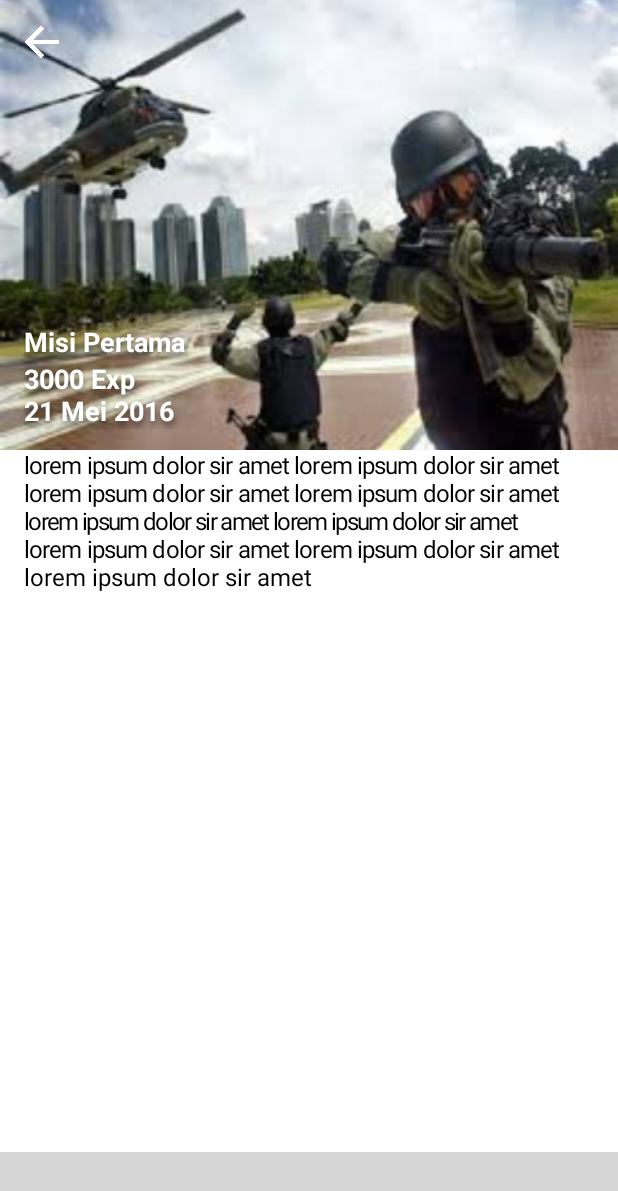
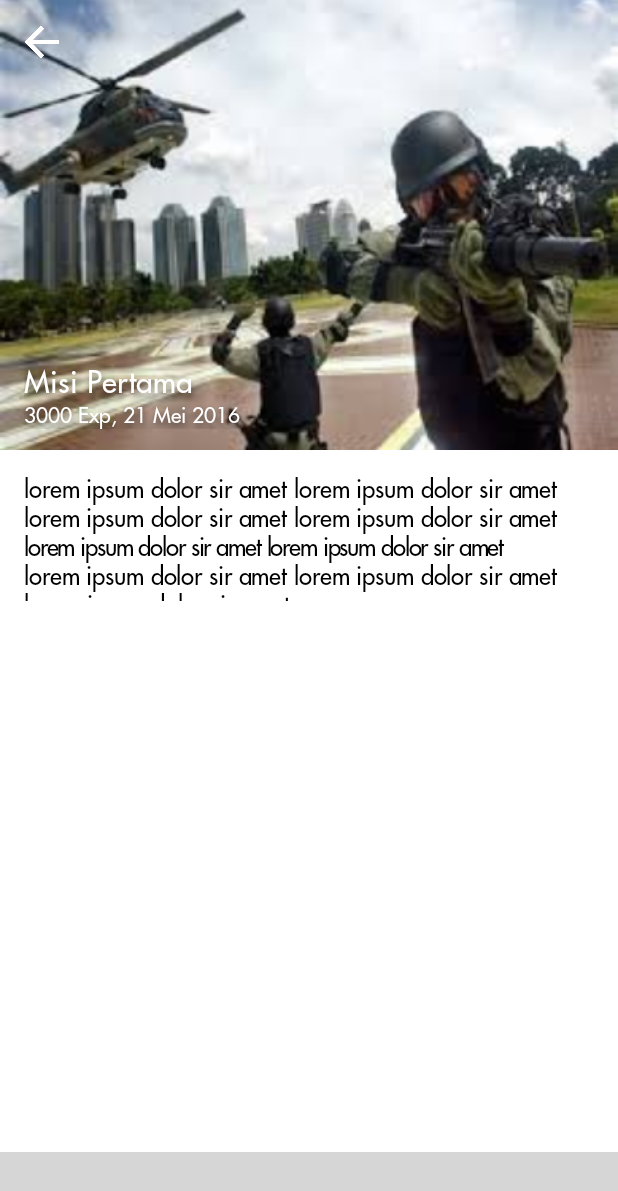
Before and after one commit to aga42/naikpangkat, an Android app: the MainActivity screen opened directly, with no data from a screen before it, after a tap on "Name Misi", on a phone screen of 412 x 824 dp. Shown: the top 1191 px of the screen. Run offline under Robolectric (Android 15) with nearby library versions, the phone set to English and light mode, and no system bars; our stand-ins replace ButterKnife; pictures from the network do not load; 1 statement that could not run was skipped; grey boxes are pictures that could not be loaded.

Commit message:
font typeface

```diff
--- a/app/src/main/AndroidManifest.xml
+++ b/app/src/main/AndroidManifest.xml
@@ -1,6 +1,9 @@
 <?xml version="1.0" encoding="utf-8"?>
 <manifest xmlns:android="http://schemas.android.com/apk/res/android"
     package="com.barethitam.naikpangkat">
+
+    <uses-permission android:name="android.permission.INTERNET"/>
+    <uses-permission android:name="android.permission.CALL_PHONE"/>
 
     <application
         android:allowBackup="true"
--- a/app/src/main/java/com/barethitam/naikpangkat/MainActivity.java
+++ b/app/src/main/java/com/barethitam/naikpangkat/MainActivity.java
@@ -12,6 +12,7 @@ import android.view.View;
 import android.widget.ImageView;
 import android.widget.TextView;
 
+import com.barethitam.naikpangkat.utils.Utils;
 import com.barethitam.naikpangkat.view.fragment.MisiFragment;
 import com.barethitam.naikpangkat.view.fragment.MisiSayaFragment;
 import com.barethitam.naikpangkat.view.fragment.ProfilFragment;
@@ -25,6 +26,8 @@ public class MainActivity extends AppCompatActivity implements ViewPager.OnPageC
     TabLayout tab;
     @BindView(R.id.viewpager)
     ViewPager viewpager;
+    @BindView(R.id.txt_toolbar)
+    TextView txtToolbar;
 
     @Override
     protected void onCreate(Bundle savedInstanceState) {
@@ -34,7 +37,8 @@ public class MainActivity extends AppCompatActivity implements ViewPager.OnPageC
         initView();
     }
 
-    private void initView(){
+    private void initView() {
+        txtToolbar.setTypeface(Utils.getMyTypeface(MainActivity.this));
         MainPageAdapter adapter = new MainPageAdapter(getSupportFragmentManager());
         viewpager.setAdapter(adapter);
         viewpager.setOffscreenPageLimit(adapter.getCount());
@@ -43,11 +47,12 @@ public class MainActivity extends AppCompatActivity implements ViewPager.OnPageC
         viewpager.addOnPageChangeListener(this);
     }
 
-    private void setupTab(){
+    private void setupTab() {
         View view1 = LayoutInflater.from(this).inflate(R.layout.tab_custom, null);
         ImageView img_tab1 = (ImageView) view1.findViewById(R.id.img_tab);
         TextView text_title1 = (TextView) view1.findViewById(R.id.txt_title);
         text_title1.setText(getResources().getString(R.string.tab_misi));
+        text_title1.setTypeface(Utils.getMyTypeface(MainActivity.this));
         img_tab1.setImageResource(R.drawable.ic_misi);
         tab.getTabAt(0).setCustomView(view1);
 
@@ -55,6 +60,7 @@ public class MainActivity extends AppCompatActivity implements ViewPager.OnPageC
         ImageView img_tab2 = (ImageView) view2.findViewById(R.id.img_tab);
         TextView text_title2 = (TextView) view2.findViewById(R.id.txt_title);
         text_title2.setText(getResources().getString(R.string.tab_misisaya));
+        text_title2.setTypeface(Utils.getMyTypeface(MainActivity.this));
         img_tab2.setImageResource(R.drawable.ic_misi_saya);
         tab.getTabAt(1).setCustomView(view2);
 
@@ -62,6 +68,7 @@ public class MainActivity extends AppCompatActivity implements ViewPager.OnPageC
         ImageView img_tab3 = (ImageView) view3.findViewById(R.id.img_tab);
         TextView text_title3 = (TextView) view3.findViewById(R.id.txt_title);
         text_title3.setText(getResources().getString(R.string.tab_profil));
+        text_title3.setTypeface(Utils.getMyTypeface(MainActivity.this));
         img_tab3.setImageResource(R.drawable.ic_profil);
         tab.getTabAt(2).setCustomView(view3);
 
--- a/app/src/main/java/com/barethitam/naikpangkat/utils/Utils.java
+++ b/app/src/main/java/com/barethitam/naikpangkat/utils/Utils.java
@@ -1,7 +1,28 @@
 package com.barethitam.naikpangkat.utils;
+
+import android.app.Activity;
+import android.content.Context;
+import android.graphics.Typeface;
+import android.widget.Toast;
 
 /**
  * Created by LTE on 10/6/2016.
  */
 public class Utils {
+
+    public static Typeface typefaceFutura;
+
+    public static Typeface getMyTypeface(Context c){
+        if(null == typefaceFutura){
+            typefaceFutura = Typeface.createFromAsset(c.getAssets(),
+                    "fonts/FuturaStd-Medium_1.otf");
+        }
+
+        return typefaceFutura;
+    }
+
+    public static void showToast(Activity a, String message) {
+        Toast.makeText(a, message, Toast.LENGTH_SHORT).show();
+    }
+
 }
--- a/app/src/main/java/com/barethitam/naikpangkat/view/activity/MisiDetailActivity.java
+++ b/app/src/main/java/com/barethitam/naikpangkat/view/activity/MisiDetailActivity.java
@@ -6,10 +6,15 @@ import android.support.design.widget.AppBarLayout;
 import android.support.v7.app.AppCompatActivity;
 import android.support.v7.widget.Toolbar;
 import android.view.View;
+import android.widget.ImageButton;
+import android.widget.ImageView;
 import android.widget.RelativeLayout;
+import android.widget.TextView;
 
 import com.barethitam.naikpangkat.R;
+import com.barethitam.naikpangkat.utils.Utils;
 import com.barethitam.naikpangkat.view.widget.HeaderView;
+import com.barethitam.naikpangkat.view.widget.JustifyTextView;
 
 import butterknife.BindView;
 import butterknife.ButterKnife;
@@ -22,8 +27,6 @@ public class MisiDetailActivity extends AppCompatActivity implements AppBarLayou
 
     @BindView(R.id.toolbar)
     Toolbar toolbar;
-    @BindView(R.id.btn_jalankanmisi)
-    RelativeLayout btnJalankanmisi;
     @BindView(R.id.toolbar_header_view)
     HeaderView toolbarHeaderView;
 
@@ -31,6 +34,20 @@ public class MisiDetailActivity extends AppCompatActivity implements AppBarLayou
     HeaderView floatHeaderView;
     @BindView(R.id.appBar)
     AppBarLayout appBar;
+    @BindView(R.id.event_image)
+    ImageView eventImage;
+    @BindView(R.id.back_button)
+    ImageButton backButton;
+    @BindView(R.id.txt_exp)
+    TextView txtExp;
+    @BindView(R.id.txt_info)
+    JustifyTextView txtInfo;
+    @BindView(R.id.txt_jalankan)
+    TextView txtJalankan;
+    @BindView(R.id.btn_jalankanmisi)
+    RelativeLayout btnJalankanmisi;
+    @BindView(R.id.txt_misi)
+    TextView txtMisi;
     private boolean isHideToolbarView = false;
 
     @Override
@@ -39,14 +56,23 @@ public class MisiDetailActivity extends AppCompatActivity implements AppBarLayou
         setContentView(R.layout.activity_misi_detail);
         ButterKnife.bind(this);
 
+        initView();
+
+    }
+
+    private void initView() {
         appBar.addOnOffsetChangedListener(this);
 
         toolbarHeaderView.bindTo("Misi Pertama"
                 , "3000 Exp" + ", " + "21 Mei 2016");
         floatHeaderView.bindTo("Misi Pertama"
-                , "3000 Exp" + "\n"
+                , "3000 Exp" + ", "
                         + "21 Mei 2016");
 
+        txtJalankan.setTypeface(Utils.getMyTypeface(MisiDetailActivity.this));
+        txtExp.setTypeface(Utils.getMyTypeface(MisiDetailActivity.this));
+        txtMisi.setTypeface(Utils.getMyTypeface(MisiDetailActivity.this));
+        txtInfo.setTypeface(Utils.getMyTypeface(MisiDetailActivity.this));
     }
 
     @Override
@@ -63,7 +89,14 @@ public class MisiDetailActivity extends AppCompatActivity implements AppBarLayou
         }
     }
 
-    @OnClick(R.id.btn_jalankanmisi)
-    public void onClick() {
+    @OnClick({R.id.back_button, R.id.btn_jalankanmisi})
+    public void onClick(View view) {
+        switch (view.getId()) {
+            case R.id.back_button:
+                finish();
+                break;
+            case R.id.btn_jalankanmisi:
+                break;
+        }
     }
 }
--- a/app/src/main/java/com/barethitam/naikpangkat/view/adapter/MisiAdapter.java
+++ b/app/src/main/java/com/barethitam/naikpangkat/view/adapter/MisiAdapter.java
@@ -1,15 +1,19 @@
 package com.barethitam.naikpangkat.view.adapter;
 
 import android.content.Context;
+import android.support.v7.widget.CardView;
 import android.support.v7.widget.RecyclerView;
 import android.util.Log;
 import android.view.LayoutInflater;
 import android.view.View;
 import android.view.ViewGroup;
+import android.widget.ImageView;
+import android.widget.TextView;
 
 import com.barethitam.naikpangkat.R;
-import com.barethitam.naikpangkat.model.MisiModel;
+import com.barethitam.naikpangkat.utils.Utils;
 
+import butterknife.BindView;
 import butterknife.ButterKnife;
 import butterknife.OnClick;
 
@@ -63,6 +67,10 @@ public class MisiAdapter extends RecyclerView.Adapter<MisiAdapter.ViewHolder> {
 
             holder.txtDate.setText(Utils.getTimeFormat(data.getCreated_at()));*/
 
+            holder.txtMisi.setTypeface(Utils.getMyTypeface(context));
+            holder.txtExp.setTypeface(Utils.getMyTypeface(context));
+            holder.txtDate.setTypeface(Utils.getMyTypeface(context));
+
         } catch (Exception e) {
             String sd = e.toString();
             Log.d("", "");
@@ -76,10 +84,19 @@ public class MisiAdapter extends RecyclerView.Adapter<MisiAdapter.ViewHolder> {
         return 4;
     }
 
-
     static class ViewHolder extends RecyclerView.ViewHolder {
         ItemSelectedListener listener;
         //CommentModel.Data data;
+        @BindView(R.id.img)
+        ImageView img;
+        @BindView(R.id.txt_misi)
+        TextView txtMisi;
+        @BindView(R.id.txt_exp)
+        TextView txtExp;
+        @BindView(R.id.txt_date)
+        TextView txtDate;
+        @BindView(R.id.cardView)
+        CardView cardView;
 
         public ViewHolder(View view, ItemSelectedListener listener) {
             super(view);
--- a/app/src/main/java/com/barethitam/naikpangkat/view/adapter/MisiSayaAdapter.java
+++ b/app/src/main/java/com/barethitam/naikpangkat/view/adapter/MisiSayaAdapter.java
@@ -6,9 +6,13 @@ import android.util.Log;
 import android.view.LayoutInflater;
 import android.view.View;
 import android.view.ViewGroup;
+import android.widget.ImageView;
+import android.widget.TextView;
 
 import com.barethitam.naikpangkat.R;
+import com.barethitam.naikpangkat.utils.Utils;
 
+import butterknife.BindView;
 import butterknife.ButterKnife;
 import butterknife.OnClick;
 
@@ -62,6 +66,10 @@ public class MisiSayaAdapter extends RecyclerView.Adapter<MisiSayaAdapter.ViewHo
 
             holder.txtDate.setText(Utils.getTimeFormat(data.getCreated_at()));*/
 
+            holder.txtMisi.setTypeface(Utils.getMyTypeface(context));
+            holder.txtExp.setTypeface(Utils.getMyTypeface(context));
+            holder.txtDate.setTypeface(Utils.getMyTypeface(context));
+
         } catch (Exception e) {
             String sd = e.toString();
             Log.d("", "");
@@ -79,6 +87,16 @@ public class MisiSayaAdapter extends RecyclerView.Adapter<MisiSayaAdapter.ViewHo
     static class ViewHolder extends RecyclerView.ViewHolder {
         ItemSelectedListener listener;
         //CommentModel.Data data;
+        @BindView(R.id.img)
+        ImageView img;
+        @BindView(R.id.img_status)
+        ImageView imgStatus;
+        @BindView(R.id.txt_misi)
+        TextView txtMisi;
+        @BindView(R.id.txt_exp)
+        TextView txtExp;
+        @BindView(R.id.txt_date)
+        TextView txtDate;
 
         public ViewHolder(View view, ItemSelectedListener listener) {
             super(view);
--- a/app/src/main/java/com/barethitam/naikpangkat/view/fragment/ProfilFragment.java
+++ b/app/src/main/java/com/barethitam/naikpangkat/view/fragment/ProfilFragment.java
@@ -14,6 +14,7 @@ import android.widget.ProgressBar;
 import android.widget.TextView;
 
 import com.barethitam.naikpangkat.R;
+import com.barethitam.naikpangkat.utils.Utils;
 import com.bumptech.glide.Glide;
 import com.bumptech.glide.request.target.BitmapImageViewTarget;
 
@@ -74,5 +75,11 @@ public class ProfilFragment extends Fragment {
                 super.getView().setImageDrawable(circularBitmapDrawable);
             }
         });
+
+        txtName.setTypeface(Utils.getMyTypeface(getActivity()));
+        txtNamePers.setTypeface(Utils.getMyTypeface(getActivity()));
+        txtExp.setTypeface(Utils.getMyTypeface(getActivity()));
+        txtTtl.setTypeface(Utils.getMyTypeface(getActivity()));
+        txtInfo.setTypeface(Utils.getMyTypeface(getActivity()));
     }
 }
--- a/app/src/main/java/com/barethitam/naikpangkat/view/widget/HeaderView.java
+++ b/app/src/main/java/com/barethitam/naikpangkat/view/widget/HeaderView.java
@@ -10,6 +10,7 @@ import android.widget.LinearLayout;
 import android.widget.TextView;
 
 import com.barethitam.naikpangkat.R;
+import com.barethitam.naikpangkat.utils.Utils;
 
 import butterknife.BindView;
 import butterknife.ButterKnife;
@@ -27,21 +28,27 @@ public class HeaderView extends LinearLayout {
     @BindView(R.id.txt_exp)
     TextView lblEventLocation;
 
+    Context context;
+
     public HeaderView(Context context) {
         super(context);
+        this.context = context;
     }
 
     public HeaderView(Context context, AttributeSet attrs) {
         super(context, attrs);
+        this.context = context;
     }
 
     public HeaderView(Context context, AttributeSet attrs, int defStyleAttr) {
         super(context, attrs, defStyleAttr);
+        this.context = context;
     }
 
     @TargetApi(Build.VERSION_CODES.LOLLIPOP)
     public HeaderView(Context context, AttributeSet attrs, int defStyleAttr, int defStyleRes) {
         super(context, attrs, defStyleAttr, defStyleRes);
+        this.context = context;
     }
 
     @Override
@@ -63,6 +70,9 @@ public class HeaderView extends LinearLayout {
         this.name.setText(eventName);
         this.lblEventLocation.setText(location);
         this.lblEventLocation.setSelected(true);
+
+        name.setTypeface(Utils.getMyTypeface(context));
+        lblEventLocation.setTypeface(Utils.getMyTypeface(context));
     }
 
     public void setTextSize(float size) {
--- a/app/src/main/res/layout/activity_login.xml
+++ b/app/src/main/res/layout/activity_login.xml
@@ -85,7 +85,7 @@
         android:layout_alignParentRight="true"
         android:layout_below="@id/txt_in_pass"
         android:text="@string/lg_bantuan"
-        android:textSize="@dimen/font_12"
+        android:textSize="14sp"
         android:textColor="@color/colorWhite"
         android:layout_marginRight="@dimen/padding_32"
         />
@@ -106,6 +106,7 @@
             />
 
         <TextView
+            android:id="@+id/txt_masuk"
             android:layout_width="wrap_content"
             android:layout_height="wrap_content"
             android:layout_centerInParent="true"
--- a/app/src/main/res/layout/activity_main.xml
+++ b/app/src/main/res/layout/activity_main.xml
@@ -59,8 +59,9 @@
                         android:layout_height="wrap_content"
                         android:layout_centerInParent="true"
                         android:text="@string/app_name"
-                        android:textAppearance="@android:style/TextAppearance.DeviceDefault.Widget.ActionBar.Title"
-                        android:textColor="@color/colorWhite" />
+                        android:textSize="20dp"
+                        android:textColor="@color/colorWhite"
+                        android:textAllCaps="true"/>
 
                 </RelativeLayout>
 
--- a/app/src/main/res/layout/activity_misi_detail.xml
+++ b/app/src/main/res/layout/activity_misi_detail.xml
@@ -79,13 +79,14 @@
             android:layout_height="match_parent"
             android:layout_below="@id/appBar"
             app:layout_behavior="@string/appbar_scrolling_view_behavior"
-            android:background="@color/colorWhite">
+            android:background="@color/colorWhite"
+            >
 
             <LinearLayout
                 android:layout_width="match_parent"
                 android:layout_height="wrap_content"
-
-                android:orientation="vertical">
+                android:orientation="vertical"
+                android:layout_marginTop="@dimen/padding_16">
 
                 <com.barethitam.naikpangkat.view.widget.JustifyTextView
                     android:id="@+id/txt_info"
@@ -111,7 +112,7 @@
         android:layout_alignParentBottom="true">
 
         <TextView
-            android:id="@+id/txtBookNow"
+            android:id="@+id/txt_jalankan"
             android:layout_width="wrap_content"
             android:layout_height="wrap_content"
             android:layout_centerInParent="true"
--- a/app/src/main/res/layout/item_misi.xml
+++ b/app/src/main/res/layout/item_misi.xml
@@ -41,11 +41,12 @@
                 android:layout_height="wrap_content"
                 android:text="1000 Exp"
                 android:textColor="@color/colorWhite"
-                android:textSize="@dimen/font_16"
+                android:textSize="@dimen/font_14"
                 android:layout_marginBottom="@dimen/padding_8"
                 android:layout_marginLeft="@dimen/padding_16"
                 android:layout_alignParentLeft="true"
-                android:layout_below="@id/txt_misi"/>
+                android:layout_below="@id/txt_misi"
+                />
 
             <TextView
                 android:id="@+id/txt_date"
--- a/app/src/main/res/layout/item_misi_saya.xml
+++ b/app/src/main/res/layout/item_misi_saya.xml
@@ -50,7 +50,7 @@
                 android:layout_height="wrap_content"
                 android:text="1000 Exp"
                 android:textColor="@color/colorWhite"
-                android:textSize="@dimen/font_16"
+                android:textSize="@dimen/font_14"
                 android:layout_marginBottom="@dimen/padding_8"
                 android:layout_marginLeft="@dimen/padding_16"
                 android:layout_alignParentLeft="true"
--- a/app/src/main/res/layout/widget_header_view.xml
+++ b/app/src/main/res/layout/widget_header_view.xml
@@ -25,7 +25,7 @@
             android:shadowDy="5"
             android:shadowRadius="5"
             android:textColor="@android:color/white"
-            android:textSize="@dimen/header_view_start_text_size"
+            android:textSize="@dimen/font_22"
             android:textStyle="bold" />
 
         <TextView
@@ -39,7 +39,7 @@
             android:shadowRadius="5"
             android:text="3000 exp"
             android:textColor="@android:color/white"
-            android:textSize="@dimen/header_view_start_text_size"
+            android:textSize="@dimen/font_14"
             android:textStyle="bold" />
 
     </LinearLayout>
--- a/app/src/main/res/values/dimens.xml
+++ b/app/src/main/res/values/dimens.xml
@@ -12,6 +12,7 @@
 
     <dimen name="font_16">16sp</dimen>
     <dimen name="font_12">12sp</dimen>
+    <dimen name="font_14">14sp</dimen>
     <dimen name="font_22">20sp</dimen>
 
     <dimen name="ic_action_size">24dp</dimen>
```
Also changed, not shown: app/src/main/java/com/barethitam/naikpangkat/view/activity/LoginActivity.java (+20 -3 lines), app/src/main/assets/fonts/FuturaStd-Medium_1.otf (added).
